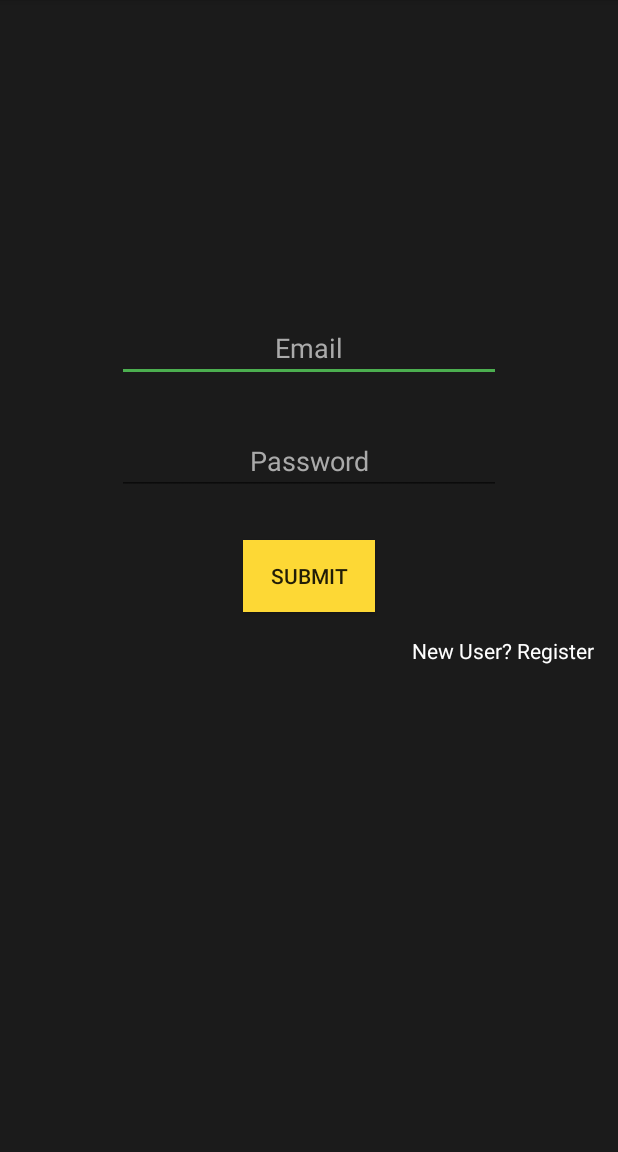
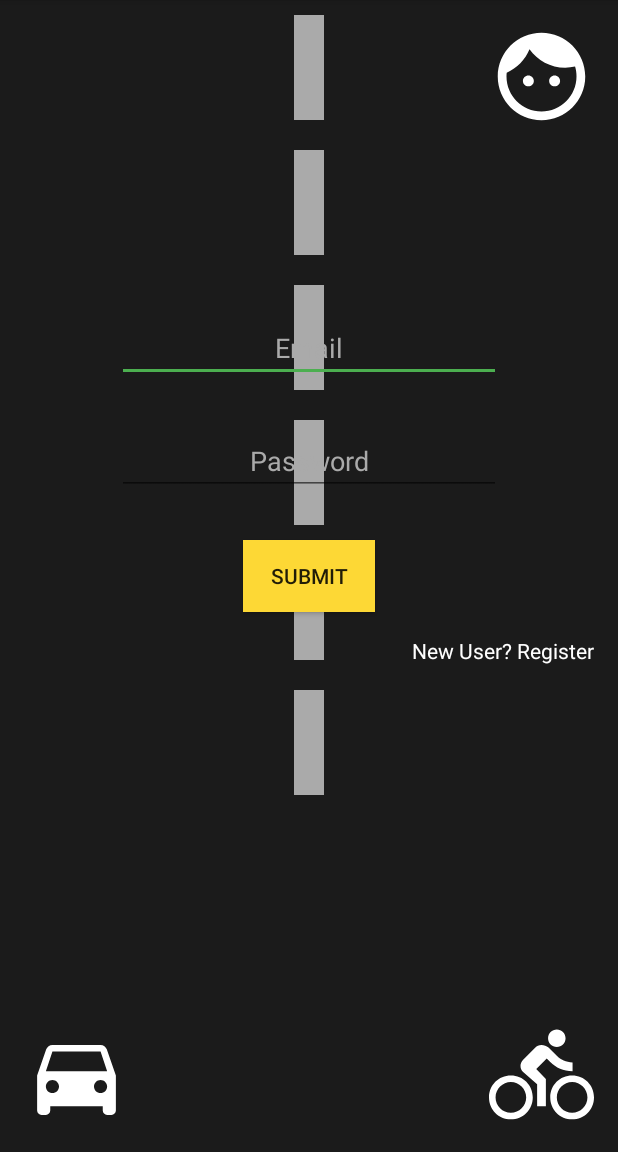
Before and after one commit to durzoflint/Mr_Puncute_Shop, an Android app: the screen it shows after launch (LoginActivity), on a phone screen of 412 x 824 dp, the part 84-1236 px from its top. Run offline under Robolectric (Android 15) with nearby library versions, the phone set to English and light mode, and no system bars.

Commit message:
New UI Added

```diff
--- /dev/null
+++ b/app/src/main/res/drawable/bike.xml
@@ -0,0 +1,9 @@
+<vector xmlns:android="http://schemas.android.com/apk/res/android"
+    android:width="24dp"
+    android:height="24dp"
+    android:viewportWidth="24"
+    android:viewportHeight="24">
+    <path
+        android:fillColor="#fff"
+        android:pathData="M15.5,5.5c1.1,0 2,-0.9 2,-2s-0.9,-2 -2,-2 -2,0.9 -2,2 0.9,2 2,2zM5,12c-2.8,0 -5,2.2 -5,5s2.2,5 5,5 5,-2.2 5,-5 -2.2,-5 -5,-5zM5,20.5c-1.9,0 -3.5,-1.6 -3.5,-3.5s1.6,-3.5 3.5,-3.5 3.5,1.6 3.5,3.5 -1.6,3.5 -3.5,3.5zM10.8,10.5l2.4,-2.4 0.8,0.8c1.3,1.3 3,2.1 5.1,2.1L19.1,9c-1.5,0 -2.7,-0.6 -3.6,-1.5l-1.9,-1.9c-0.5,-0.4 -1,-0.6 -1.6,-0.6s-1.1,0.2 -1.4,0.6L7.8,8.4c-0.4,0.4 -0.6,0.9 -0.6,1.4 0,0.6 0.2,1.1 0.6,1.4L11,14v5h2v-6.2l-2.2,-2.3zM19,12c-2.8,0 -5,2.2 -5,5s2.2,5 5,5 5,-2.2 5,-5 -2.2,-5 -5,-5zM19,20.5c-1.9,0 -3.5,-1.6 -3.5,-3.5s1.6,-3.5 3.5,-3.5 3.5,1.6 3.5,3.5 -1.6,3.5 -3.5,3.5z" />
+</vector>
--- /dev/null
+++ b/app/src/main/res/drawable/car.xml
@@ -0,0 +1,9 @@
+<vector xmlns:android="http://schemas.android.com/apk/res/android"
+    android:width="24dp"
+    android:height="24dp"
+    android:viewportWidth="24"
+    android:viewportHeight="24">
+    <path
+        android:fillColor="#fff"
+        android:pathData="M18.92,6.01C18.72,5.42 18.16,5 17.5,5h-11c-0.66,0 -1.21,0.42 -1.42,1.01L3,12v8c0,0.55 0.45,1 1,1h1c0.55,0 1,-0.45 1,-1v-1h12v1c0,0.55 0.45,1 1,1h1c0.55,0 1,-0.45 1,-1v-8l-2.08,-5.99zM6.5,16c-0.83,0 -1.5,-0.67 -1.5,-1.5S5.67,13 6.5,13s1.5,0.67 1.5,1.5S7.33,16 6.5,16zM17.5,16c-0.83,0 -1.5,-0.67 -1.5,-1.5s0.67,-1.5 1.5,-1.5 1.5,0.67 1.5,1.5 -0.67,1.5 -1.5,1.5zM5,11l1.5,-4.5h11L19,11L5,11z" />
+</vector>
--- /dev/null
+++ b/app/src/main/res/drawable/face.xml
@@ -0,0 +1,9 @@
+<vector xmlns:android="http://schemas.android.com/apk/res/android"
+    android:width="24dp"
+    android:height="24dp"
+    android:viewportWidth="24"
+    android:viewportHeight="24">
+    <path
+        android:fillColor="#fff"
+        android:pathData="M9,11.75c-0.69,0 -1.25,0.56 -1.25,1.25s0.56,1.25 1.25,1.25 1.25,-0.56 1.25,-1.25 -0.56,-1.25 -1.25,-1.25zM15,11.75c-0.69,0 -1.25,0.56 -1.25,1.25s0.56,1.25 1.25,1.25 1.25,-0.56 1.25,-1.25 -0.56,-1.25 -1.25,-1.25zM12,2C6.48,2 2,6.48 2,12s4.48,10 10,10 10,-4.48 10,-10S17.52,2 12,2zM12,20c-4.41,0 -8,-3.59 -8,-8 0,-0.29 0.02,-0.58 0.05,-0.86 2.36,-1.05 4.23,-2.98 5.21,-5.37C11.07,8.33 14.05,10 17.42,10c0.78,0 1.53,-0.09 2.25,-0.26 0.21,0.71 0.33,1.47 0.33,2.26 0,4.41 -3.59,8 -8,8z" />
+</vector>
--- a/app/src/main/res/layout/activity_home.xml
+++ b/app/src/main/res/layout/activity_home.xml
@@ -1,9 +1,18 @@
 <?xml version="1.0" encoding="utf-8"?>
-<RelativeLayout xmlns:android="http://schemas.android.com/apk/res/android"
-    xmlns:tools="http://schemas.android.com/tools"
+<FrameLayout xmlns:android="http://schemas.android.com/apk/res/android"
     android:layout_width="match_parent"
     android:layout_height="match_parent"
+    xmlns:tools="http://schemas.android.com/tools"
     tools:context=".HomeActivity">
+
+    <include
+        layout="@layout/background"
+        android:layout_width="match_parent"
+        android:layout_height="match_parent" />
+
+    <RelativeLayout
+        android:layout_width="match_parent"
+        android:layout_height="match_parent">
 
         <LinearLayout
             android:id="@+id/progress_layout"
@@ -24,3 +33,4 @@
             android:layout_width="match_parent"
             android:layout_height="match_parent" />
     </RelativeLayout>
+</FrameLayout>
--- a/app/src/main/res/layout/activity_login.xml
+++ b/app/src/main/res/layout/activity_login.xml
@@ -1,10 +1,19 @@
 <?xml version="1.0" encoding="utf-8"?>
-<RelativeLayout xmlns:android="http://schemas.android.com/apk/res/android"
-    xmlns:tools="http://schemas.android.com/tools"
+<FrameLayout xmlns:android="http://schemas.android.com/apk/res/android"
     android:layout_width="match_parent"
     android:layout_height="match_parent"
-    android:padding="16dp"
+    xmlns:tools="http://schemas.android.com/tools"
     tools:context=".LoginActivity">
+
+    <include
+        layout="@layout/background"
+        android:layout_width="match_parent"
+        android:layout_height="match_parent" />
+
+    <RelativeLayout
+        android:layout_width="match_parent"
+        android:layout_height="match_parent"
+        android:padding="16dp">
 
         <Button
             android:id="@+id/submit"
@@ -53,3 +62,4 @@
             android:textColor="@android:color/white" />
 
     </RelativeLayout>
+</FrameLayout>
--- a/app/src/main/res/layout/activity_register.xml
+++ b/app/src/main/res/layout/activity_register.xml
@@ -1,9 +1,18 @@
 <?xml version="1.0" encoding="utf-8"?>
-<ScrollView xmlns:android="http://schemas.android.com/apk/res/android"
-    xmlns:tools="http://schemas.android.com/tools"
+<FrameLayout xmlns:android="http://schemas.android.com/apk/res/android"
     android:layout_width="match_parent"
     android:layout_height="match_parent"
+    xmlns:tools="http://schemas.android.com/tools"
     tools:context=".RegisterActivity">
+
+    <include
+        layout="@layout/background"
+        android:layout_width="match_parent"
+        android:layout_height="match_parent" />
+
+    <ScrollView
+        android:layout_width="match_parent"
+        android:layout_height="match_parent">
 
         <LinearLayout
             android:layout_width="match_parent"
@@ -93,3 +102,4 @@
                 android:text="Submit" />
         </LinearLayout>
     </ScrollView>
+</FrameLayout>
--- a/app/src/main/res/layout/activity_user.xml
+++ b/app/src/main/res/layout/activity_user.xml
@@ -1,9 +1,18 @@
 <?xml version="1.0" encoding="utf-8"?>
-<RelativeLayout xmlns:android="http://schemas.android.com/apk/res/android"
-    xmlns:tools="http://schemas.android.com/tools"
+<FrameLayout xmlns:android="http://schemas.android.com/apk/res/android"
     android:layout_width="match_parent"
     android:layout_height="match_parent"
+    xmlns:tools="http://schemas.android.com/tools"
     tools:context=".UserActivity">
+
+    <include
+        layout="@layout/background"
+        android:layout_width="match_parent"
+        android:layout_height="match_parent" />
+
+    <RelativeLayout
+        android:layout_width="match_parent"
+        android:layout_height="match_parent">
 
         <LinearLayout
             android:layout_width="250dp"
@@ -26,8 +35,8 @@
                 android:layout_width="match_parent"
                 android:layout_height="wrap_content"
                 android:layout_marginBottom="8dp"
-            android:visibility="gone"
-            android:text="Number" />
+                android:text="Number"
+                android:visibility="gone" />
 
             <TextView
                 android:id="@+id/status"
@@ -37,9 +46,9 @@
                 android:text="Status" />
 
             <LinearLayout
+                android:layout_width="wrap_content"
                 android:layout_height="wrap_content"
                 android:layout_gravity="end"
-            android:layout_width="wrap_content"
                 android:orientation="horizontal">
 
                 <Button
@@ -49,18 +58,19 @@
                     android:layout_margin="4dp"
                     android:background="@android:color/holo_red_light"
                     android:text="Negative"
-                android:visibility="gone"
-                android:textColor="@android:color/white" />
+                    android:textColor="@android:color/white"
+                    android:visibility="gone" />
 
                 <Button
                     android:id="@+id/positive"
                     android:layout_width="wrap_content"
                     android:layout_height="40dp"
                     android:layout_margin="4dp"
-                android:visibility="gone"
                     android:background="@color/colorAccent"
                     android:text="Positive"
-                android:textColor="@android:color/white" />
+                    android:textColor="@android:color/white"
+                    android:visibility="gone" />
             </LinearLayout>
         </LinearLayout>
     </RelativeLayout>
+</FrameLayout>
--- /dev/null
+++ b/app/src/main/res/layout/background.xml
@@ -0,0 +1,76 @@
+<?xml version="1.0" encoding="utf-8"?>
+<FrameLayout xmlns:android="http://schemas.android.com/apk/res/android"
+    android:layout_width="match_parent"
+    android:layout_height="match_parent"
+    android:background="@color/colorPrimaryDark">
+
+    <LinearLayout
+        android:layout_width="match_parent"
+        android:layout_height="match_parent"
+        android:gravity="center_horizontal"
+        android:orientation="vertical">
+
+        <View
+            android:layout_width="20dp"
+            android:layout_height="70dp"
+            android:layout_marginTop="10dp"
+            android:layout_marginBottom="10dp"
+            android:background="@android:color/darker_gray" />
+
+        <View
+            android:layout_width="20dp"
+            android:layout_height="70dp"
+            android:layout_marginTop="10dp"
+            android:layout_marginBottom="10dp"
+            android:background="@android:color/darker_gray" />
+
+        <View
+            android:layout_width="20dp"
+            android:layout_height="70dp"
+            android:layout_marginTop="10dp"
+            android:layout_marginBottom="10dp"
+            android:background="@android:color/darker_gray" />
+
+        <View
+            android:layout_width="20dp"
+            android:layout_height="70dp"
+            android:layout_marginTop="10dp"
+            android:layout_marginBottom="10dp"
+            android:background="@android:color/darker_gray" />
+
+        <View
+            android:layout_width="20dp"
+            android:layout_height="70dp"
+            android:layout_marginTop="10dp"
+            android:layout_marginBottom="10dp"
+            android:background="@android:color/darker_gray" />
+
+        <View
+            android:layout_width="20dp"
+            android:layout_height="70dp"
+            android:layout_marginTop="10dp"
+            android:layout_marginBottom="10dp"
+            android:background="@android:color/darker_gray" />
+    </LinearLayout>
+
+    <ImageView
+        android:layout_width="70dp"
+        android:layout_height="70dp"
+        android:layout_gravity="end"
+        android:layout_margin="16dp"
+        android:src="@drawable/face" />
+
+    <ImageView
+        android:layout_width="70dp"
+        android:layout_height="70dp"
+        android:layout_gravity="bottom"
+        android:layout_margin="16dp"
+        android:src="@drawable/car" />
+
+    <ImageView
+        android:layout_width="70dp"
+        android:layout_height="70dp"
+        android:layout_gravity="bottom|end"
+        android:layout_margin="16dp"
+        android:src="@drawable/bike" />
+</FrameLayout>
```
Lines whose indentation alone changed are shown as unchanged.
